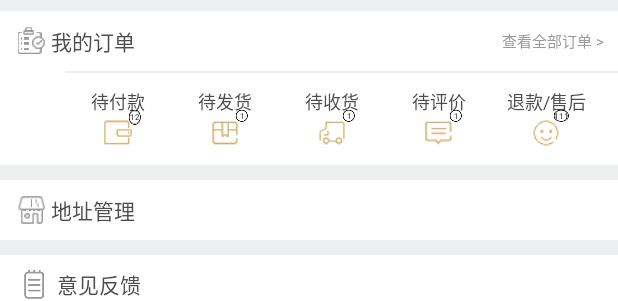
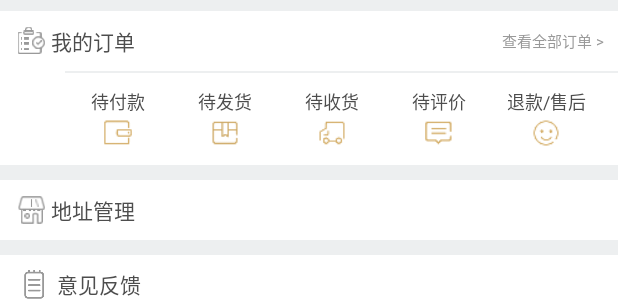
Before and after one commit to jygzdx/JiuPinHui, an Android app: the layout my_fragment_item.xml on its own in the app's theme, with its tools: preview values and no code run, on a phone screen of 412 x 824 dp. Shown: the part 171-472 px from the top of the screen. Run offline under Robolectric (Android 15) with nearby library versions, the phone set to English and light mode, and no system bars.

Commit message:
修改我的界面订单分类的显示错误问题

```diff
--- a/app/src/main/java/com/jiupin/jiupinhui/fragment/HomeFragment.java
+++ b/app/src/main/java/com/jiupin/jiupinhui/fragment/HomeFragment.java
@@ -210,7 +210,6 @@ public class HomeFragment extends Fragment implements IHomeFragmentView{
         if(mMainShowAdapter == null){
             mMainShowAdapter = new MainShowAdapter(getContext(),mainShowEntity.getData());
         }
-
         rvMianShow.setAdapter(mMainShowAdapter);
     }
 
--- a/app/src/main/res/layout/my_fragment_item.xml
+++ b/app/src/main/res/layout/my_fragment_item.xml
@@ -370,7 +370,7 @@
                     android:layout_marginTop="-5dp"
                     android:background="@drawable/icon_circle_bg"
                     android:gravity="center"
-                    android:text="12"
+                    android:visibility="gone"
                     android:textColor="#000000"
                     android:textSize="5sp"
                     />
@@ -413,9 +413,9 @@
                     android:layout_marginTop="-5dp"
                     android:background="@drawable/icon_circle_bg"
                     android:gravity="center"
-                    android:text="1"
                     android:textColor="#000000"
                     android:textSize="5sp"
+                    android:visibility="gone"
                     />
             </RelativeLayout>
             <!--待收货-->
@@ -456,7 +456,7 @@
                     android:layout_marginTop="-5dp"
                     android:background="@drawable/icon_circle_bg"
                     android:gravity="center"
-                    android:text="1"
+                    android:visibility="gone"
                     android:textColor="#000000"
                     android:textSize="5sp"
                     />
@@ -499,7 +499,7 @@
                     android:layout_marginTop="-5dp"
                     android:background="@drawable/icon_circle_bg"
                     android:gravity="center"
-                    android:text="1"
+                    android:visibility="gone"
                     android:textColor="#000000"
                     android:textSize="5sp"
                     />
@@ -542,7 +542,7 @@
                     android:layout_marginTop="-5dp"
                     android:background="@drawable/icon_circle_bg"
                     android:gravity="center"
-                    android:text="111"
+                    android:visibility="gone"
                     android:textColor="#000000"
                     android:textSize="5sp"
                     />
```
Also changed, not shown: app/src/main/java/com/jiupin/jiupinhui/fragment/MyFragment.java (+25 -15 lines).
